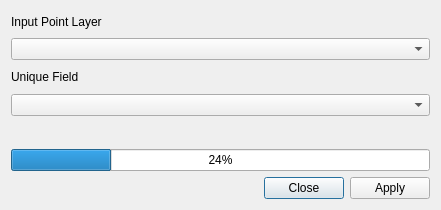
This is forms/hcmgis_closestpair_form.ui in thangqd/HCMGIS as Qt 5 draws it before an edit. The edited form follows.
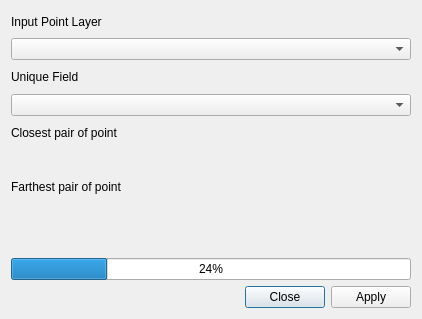
This is the edited form. Custom widgets are drawn as their Qt base class.

Commit message: update standalone HCMGIS library

```diff
--- a/forms/hcmgis_closestpair_form.ui
+++ b/forms/hcmgis_closestpair_form.ui
@@ -12,8 +12,8 @@
    <rect>
     <x>0</x>
     <y>0</y>
-    <width>441</width>
-    <height>210</height>
+    <width>422</width>
+    <height>319</height>
    </rect>
   </property>
   <property name="mouseTracking">
@@ -43,6 +43,26 @@
    <item>
     <widget class="QgsFieldComboBox" name="CboField"/>
    </item>
+   <item>
+    <widget class="QLabel" name="LblOutput">
+     <property name="text">
+      <string>Closest pair of point</string>
+     </property>
+    </widget>
+   </item>
+   <item>
+    <widget class="QgsFileWidget" name="closest"/>
+   </item>
+   <item>
+    <widget class="QLabel" name="label">
+     <property name="text">
+      <string>Farthest pair of point</string>
+     </property>
+    </widget>
+   </item>
+   <item>
+    <widget class="QgsFileWidget" name="farthest"/>
+   </item>
    <item>
     <widget class="QLabel" name="LblStatus">
      <property name="text">
@@ -72,6 +92,11 @@
    <extends>QComboBox</extends>
    <header>qgsfieldcombobox.h</header>
   </customwidget>
+  <customwidget>
+   <class>QgsFileWidget</class>
+   <extends>QWidget</extends>
+   <header>qgsfilewidget.h</header>
+  </customwidget>
   <customwidget>
    <class>QgsMapLayerComboBox</class>
    <extends>QComboBox</extends>
```
The commit also changes 44 other files.
